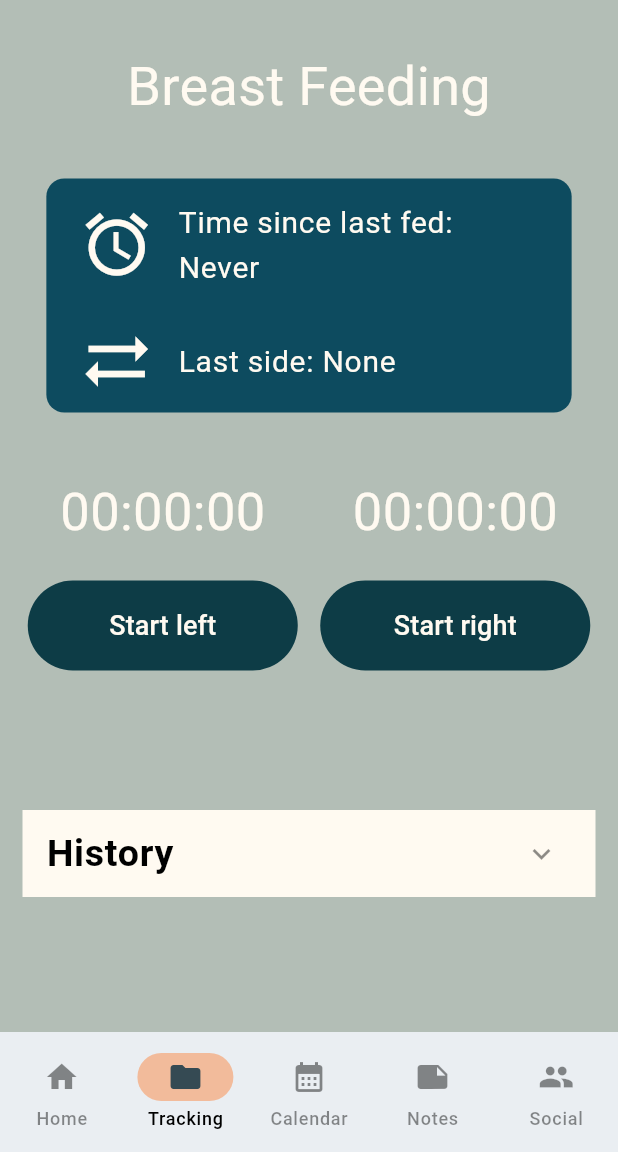
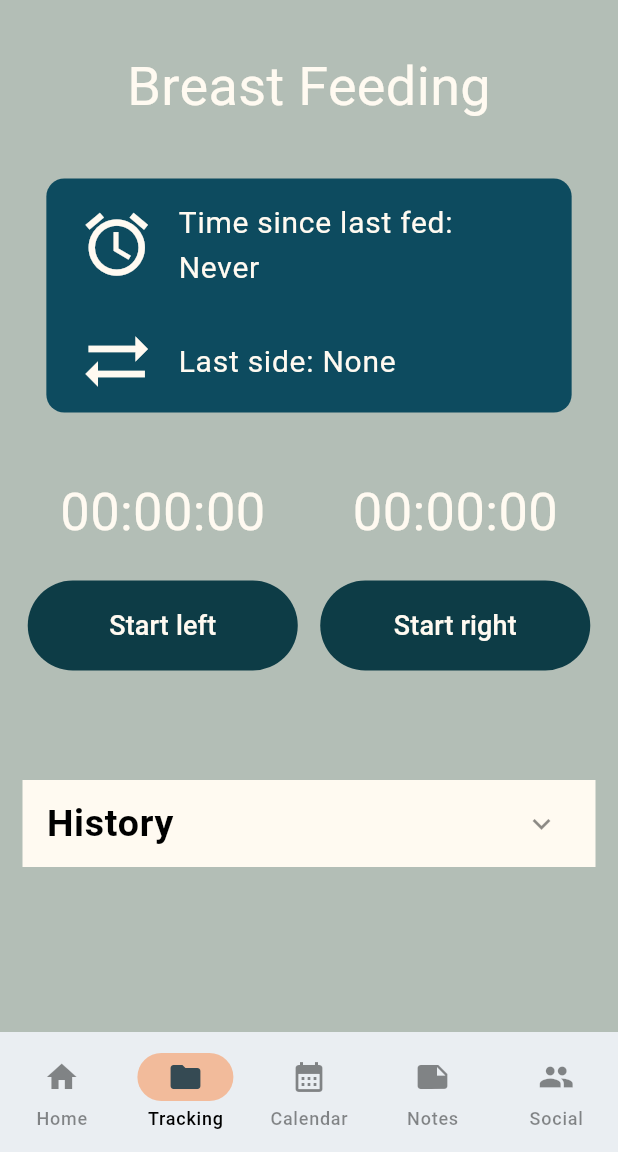
Before and after one commit to ibertagnolli/BabySteps, a Flutter app: the BreastFeedingPage screen opened by its route, on a phone screen of 412 x 824 dp, the part 84-1236 px from its top. Run offline on Flutter 3.47's test engine with Material 3 defaults, Android fonts, the phone set to English and light mode, and no system bars; our stand-ins replace cloud_firestore, firebase_auth, firebase_core, firebase_storage, go_router, image_picker and 2 more; accounts and stored records are empty; Roboto replaces fonts that are missing (Georgia).

Commit message:
Adjusting spacing

```diff
--- a/lib/app/pages/tracking/diaper/diaper.dart
+++ b/lib/app/pages/tracking/diaper/diaper.dart
@@ -168,7 +168,10 @@ class _DiaperPageState extends State<DiaperPage> {
               ),
 
               // History card - in widgets
-              HistoryDropdown(SleepHistoryStream())
+              Padding(
+                padding: const EdgeInsets.only(top:30),
+                child: HistoryDropdown(SleepHistoryStream()),
+              )
             ],
           ),
         ),
--- a/lib/app/pages/tracking/feeding/breastFeeding.dart
+++ b/lib/app/pages/tracking/feeding/breastFeeding.dart
@@ -278,7 +278,7 @@ class _BreastFeedingPageState extends State<BreastFeedingPage> {
 
               // History Card - in widgets
               Padding(
-                padding: EdgeInsets.only(top:30),
+                padding: EdgeInsets.only(top:10),
                 child: HistoryDropdown(SleepHistoryStream()),
               ),
 
```
